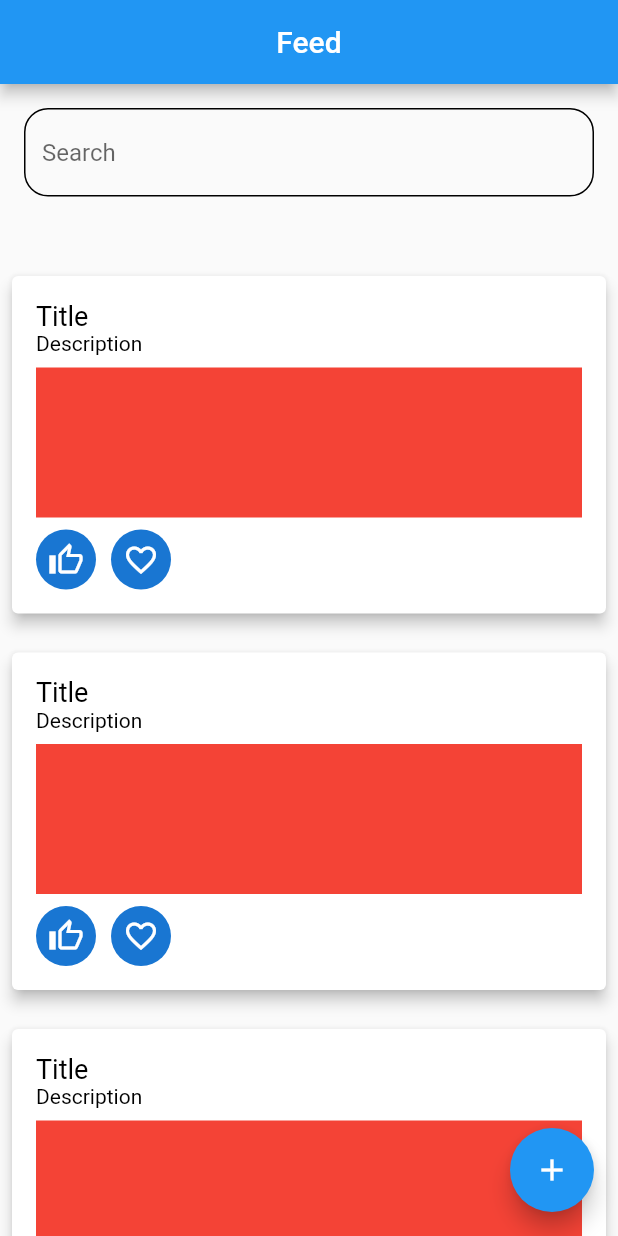
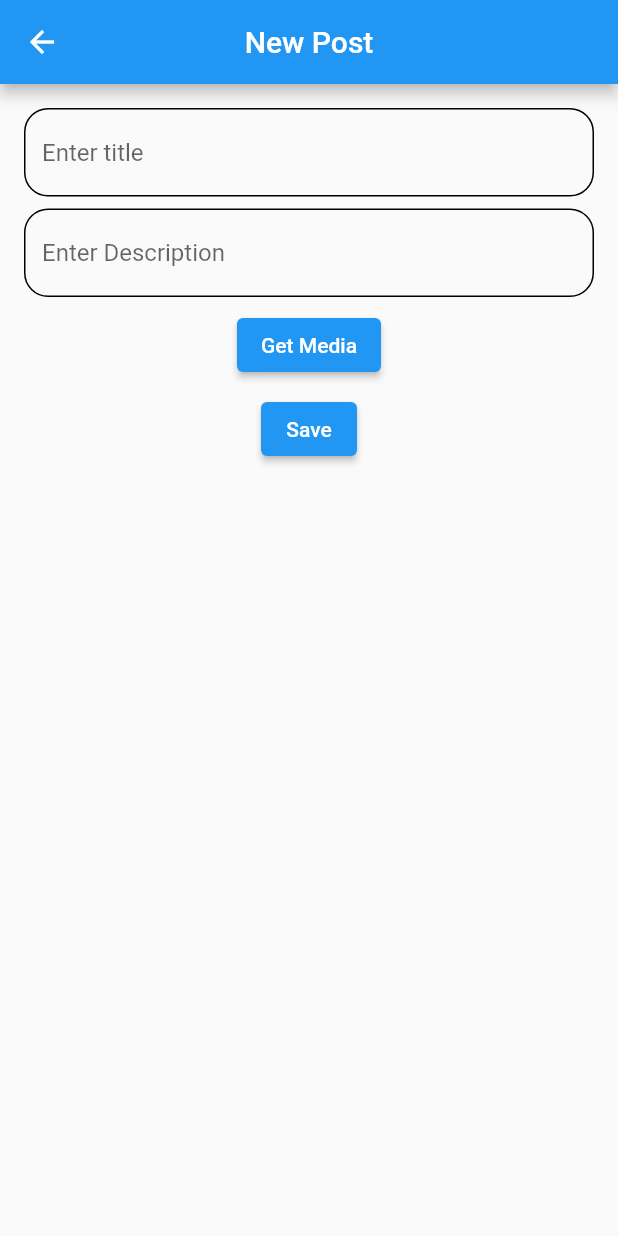
Before and after one commit to rohankandwal/Maersk-Demo-App, a Flutter app: the screen it shows after launch, after a tap on the "add" icon, on a phone screen of 412 x 824 dp. Run offline on Flutter 3.47's test engine with Material 2 defaults, Android fonts, the phone set to English and light mode, and no system bars.

Commit message:
AddNewFeedPostScreen - Base UI created

```diff
--- /dev/null
+++ b/lib/screens/add_new_feed_post_screen.dart
@@ -0,0 +1,96 @@
+import 'package:flutter/material.dart';
+
+class AddNewFeedPostScreen extends StatefulWidget {
+  const AddNewFeedPostScreen({Key? key}) : super(key: key);
+
+  @override
+  State<AddNewFeedPostScreen> createState() => _AddNewFeedPostScreenState();
+}
+
+class _AddNewFeedPostScreenState extends State<AddNewFeedPostScreen> {
+  final TextEditingController _titleController = TextEditingController();
+  final TextEditingController _searchController = TextEditingController();
+  final _formState = GlobalKey<FormState>();
+
+  @override
+  Widget build(BuildContext context) {
+    return Scaffold(
+      appBar: _getAppBar(),
+      body: _getBody(),
+    );
+  }
+
+  /// Gets the Appbar for the screen
+  AppBar _getAppBar() {
+    return AppBar(
+      title: const Text(
+        "New Post",
+      ),
+      centerTitle: true,
+    );
+  }
+
+  /// Get the body for UI
+  Widget _getBody() {
+    return Padding(
+      padding: EdgeInsets.all(16),
+      child: Form(
+        key: _formState,
+        child: Column(
+          children: [
+            _getTitle(),
+            _getSpacing(),
+            _getDescription(),
+            _getSpacing(),
+            _getMediaButton(),
+            _getSpacing(),
+            _getSaveButton(),
+          ],
+        ),
+      ),
+    );
+  }
+
+  Widget _getSpacing() {
+    return SizedBox(height: 8);
+  }
+
+  Widget _getTitle() {
+    return TextFormField(
+      controller: _titleController,
+      decoration: InputDecoration(
+        hintText: "Enter title",
+        border: _getBorder(Colors.black),
+        enabledBorder: _getBorder(Colors.black),
+        errorBorder: _getBorder(Colors.red),
+      ),
+    );
+  }
+
+  Widget _getDescription() {
+    return TextFormField(
+      controller: _searchController,
+      decoration: InputDecoration(
+        hintText: "Enter Description",
+        border: _getBorder(Colors.black),
+        enabledBorder: _getBorder(Colors.black),
+        errorBorder: _getBorder(Colors.red),
+      ),
+    );
+  }
+
+  InputBorder _getBorder(final Color color) {
+    return OutlineInputBorder(
+      borderRadius: BorderRadius.circular(16),
+      borderSide: BorderSide(color: color),
+    );
+  }
+
+  Widget _getMediaButton() {
+    return ElevatedButton(onPressed: () {}, child: const Text("Get Media"));
+  }
+
+  Widget _getSaveButton() {
+    return ElevatedButton(onPressed: () {}, child: const Text("Save"));
+  }
+}
--- a/lib/screens/feed_screen.dart
+++ b/lib/screens/feed_screen.dart
@@ -1,3 +1,4 @@
+import 'package:demo/screens/add_new_feed_post_screen.dart';
 import 'package:demo/utils/constants.dart';
 import 'package:demo/widgets/feed_child_widget.dart';
 import 'package:flutter/material.dart';
@@ -34,7 +35,13 @@ class _FeedScreenState extends State<FeedScreen> {
   /// Gets the floating action button which will redirect to create new screen
   Widget _getFloatingActionButton() {
     return FloatingActionButton(
-      onPressed: () {},
+      onPressed: () {
+        Navigator.push(
+            context,
+            MaterialPageRoute(
+              builder: (context) => AddNewFeedPostScreen(),
+            ));
+      },
       child: const Icon(Icons.add),
     );
   }
```
